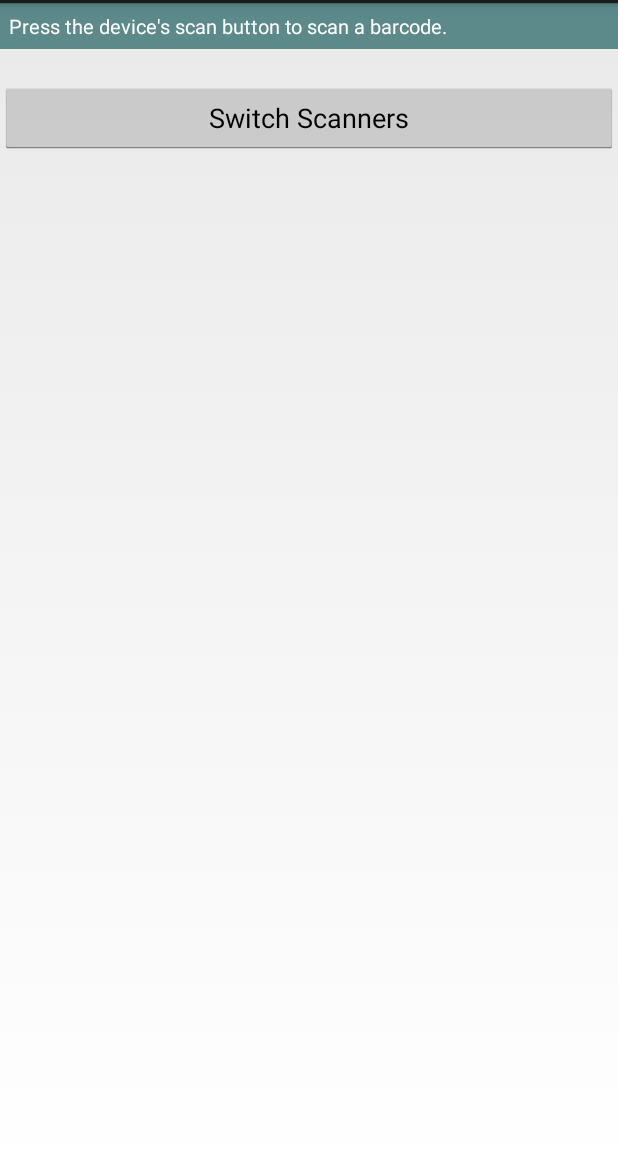
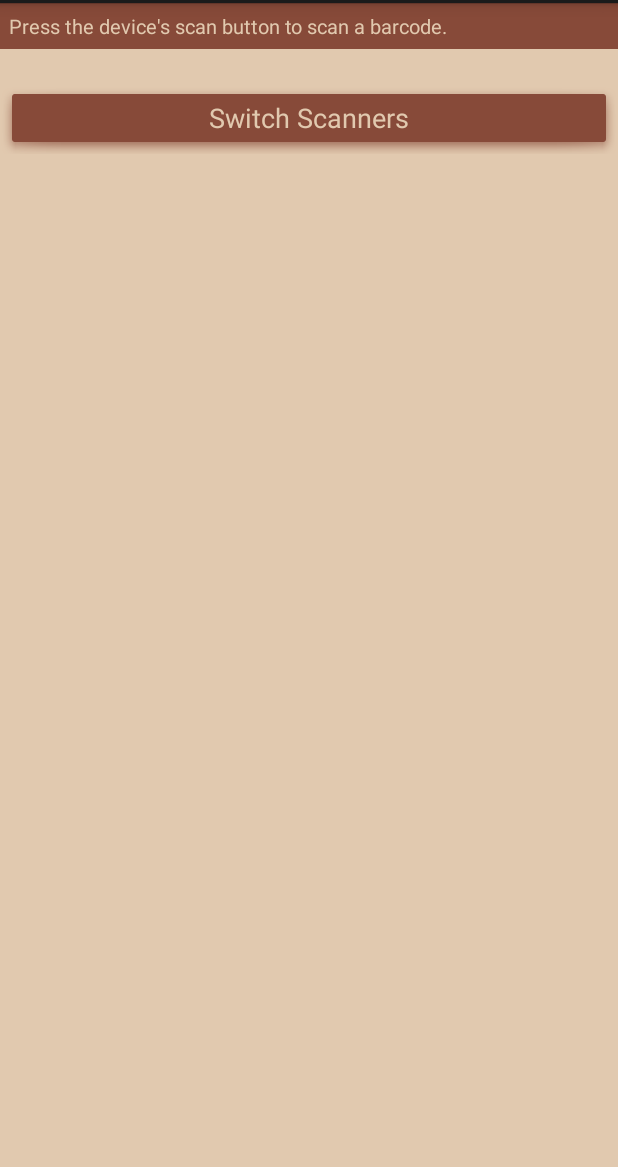
Before and after one commit to S0NGMIA/DeltaScan, an Android app: the layout activity_selection_barcode.xml on its own in the app's theme, with its tools: preview values and no code run, on a phone screen of 412 x 824 dp, the part 69-1236 px from its top. Run offline under Robolectric (Android 15) with nearby library versions, the phone set to English and light mode, and no system bars.

Commit message:
UI changes

```diff
--- a/app/src/main/res/layout/activity_selection_barcode.xml
+++ b/app/src/main/res/layout/activity_selection_barcode.xml
@@ -2,31 +2,33 @@
 <LinearLayout xmlns:android="http://schemas.android.com/apk/res/android"
     android:layout_width="match_parent"
     android:layout_height="match_parent"
-    android:orientation="vertical" >
+    android:background="@color/c1"
+    android:orientation="vertical">
 
     <TextView
         android:layout_width="fill_parent"
         android:layout_height="wrap_content"
-        android:background="#5C8A8A"
+        android:background="@color/c2"
         android:gravity="left"
         android:padding="6dp"
         android:text="@string/txtBarcodeTitle"
-        android:textColor="#FFFFFF"
-        android:textSize="13sp" >
-    </TextView>
+        android:textColor="@color/c1"
+        android:textSize="13sp"></TextView>
 
-     <Button
+    <Button
         android:id="@+id/buttonSwitchScanners"
         android:layout_width="match_parent"
         android:layout_height="wrap_content"
         android:layout_marginTop="22dp"
-        android:text="@string/btnSwitchScanners" />
+        android:background="@android:drawable/dialog_holo_light_frame"
+        android:backgroundTint="@color/c2"
+        android:text="@string/btnSwitchScanners"
+        android:textColor="@color/c1" />
 
     <ListView
         android:id="@+id/listViewBarcodeData"
         android:layout_width="match_parent"
         android:layout_height="wrap_content"
-        android:textSize="25sp" >
-    </ListView>
+        android:textSize="25sp"></ListView>
 
 </LinearLayout>
```
Also changed, not shown: app/src/main/AndroidManifest.xml (+6 -6 lines), app/src/main/java/com/honeywell/barcodeexample/AutomaticBarcodeActivity.java (+8 -6 lines), app/src/main/res/layout/scan_screen.xml (+10 -0 lines), app/src/main/res/layout/scanner_select_dialog.xml (+5 -3 lines), 20 other files.
